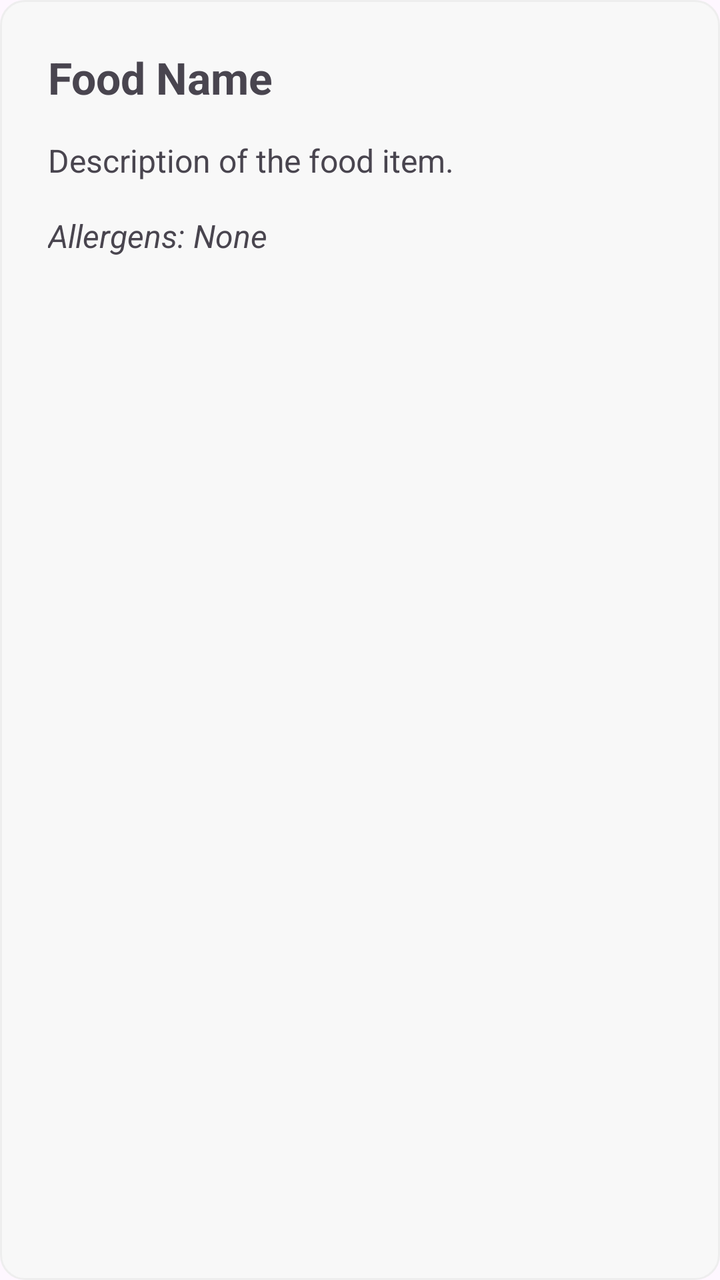
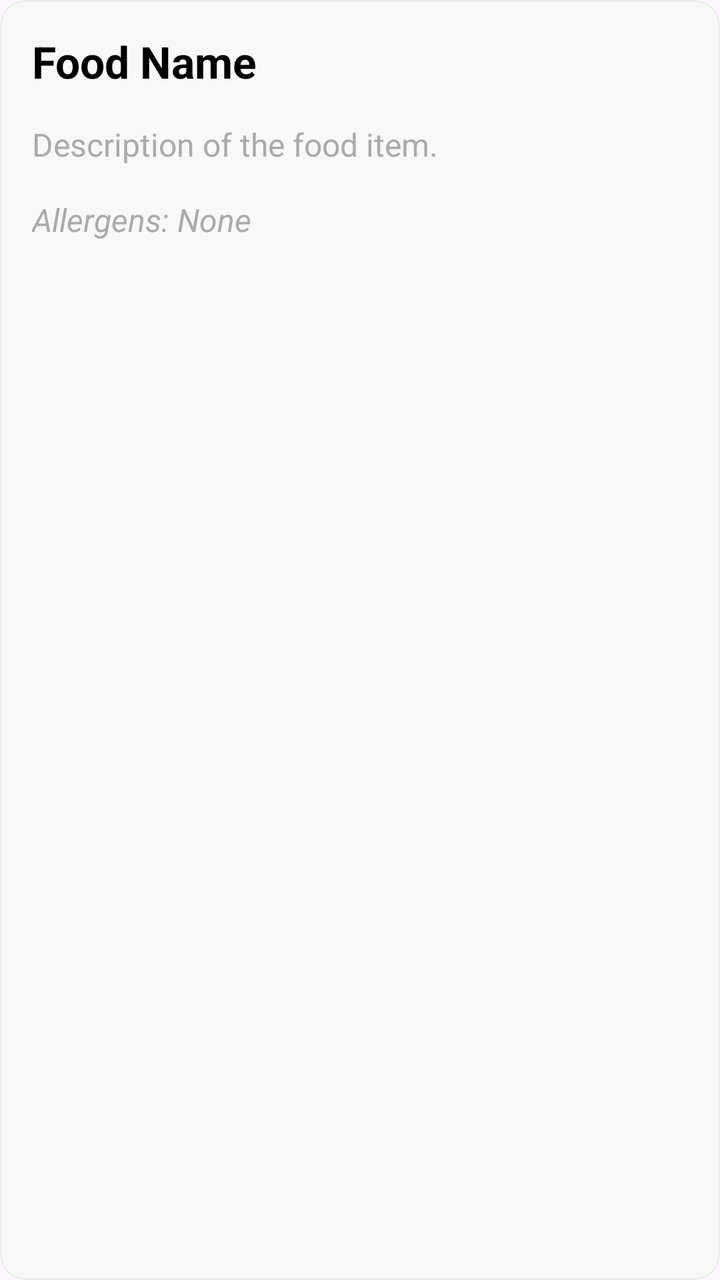

Compare the two renders of this Android layout. The source of the first and the diff that turns it into the second are given below.
<!-- AndroidManifest.xml: application theme Theme.FoodSafe -->
<!-- res/layout/dialog_food_details.xml -->
<?xml version="1.0" encoding="utf-8"?>
<LinearLayout xmlns:android="http://schemas.android.com/apk/res/android"
    android:layout_width="match_parent"
    android:layout_height="wrap_content"
    android:orientation="vertical"
    android:padding="24dp"
    android:background="@drawable/rounded_card_background">

    <TextView
        android:id="@+id/tv_food_detail_name"
        android:layout_width="wrap_content"
        android:layout_height="wrap_content"
        android:text="Food Name"
        android:textSize="22sp"
        android:textStyle="bold" />

    <TextView
        android:id="@+id/tv_food_detail_description"
        android:layout_width="wrap_content"
        android:layout_height="wrap_content"
        android:layout_marginTop="16dp"
        android:text="Description of the food item."
        android:textSize="16sp" />

    <TextView
        android:id="@+id/tv_food_detail_allergens"
        android:layout_width="wrap_content"
        android:layout_height="wrap_content"
        android:layout_marginTop="16dp"
        android:text="Allergens: None"
        android:textSize="16sp"
        android:textStyle="italic" />

</LinearLayout>
<!-- resources referenced by this layout -->
<resources>
  <!-- drawable rounded_card_background (drawable) -->
  <?xml version="1.0" encoding="utf-8"?>
  <shape xmlns:android="http://schemas.android.com/apk/res/android"
      android:shape="rectangle">
  
      <corners android:radius="12dp"/>
      <solid android:color="#F8F8F8"/> <stroke android:width="1dp" android:color="#EEEEEE"/> </shape>
  <style name="Theme.FoodSafe" parent="Theme.Material3.Light.NoActionBar">
          
          <item name="colorPrimary">@color/colorPrimary</item>
          <item name="colorPrimaryVariant">@color/colorPrimaryDark</item>
          <item name="colorOnPrimary">@color/colorOnPrimary</item>
  
          <item name="colorSecondary">@color/colorSecondary</item>
          <item name="colorSecondaryVariant">@color/colorAccent</item>
          <item name="colorOnSecondary">@color/colorOnSecondary</item>
  
          <item name="android:statusBarColor">?attr/colorPrimaryDark</item>
  
      </style>
  <color name="colorPrimary">#87C558</color>
  <color name="colorPrimaryDark">#388E3C</color>
  <color name="colorOnPrimary">#FFFFFF</color>
  <color name="colorSecondary">#4CAF50</color>
  <color name="colorAccent">#FFC107</color>
  <color name="colorOnSecondary">#FFFFFF</color>
</resources>

<!-- the commit's change to res/layout/dialog_food_details.xml (unified diff, before → after) -->
@@ -1,34 +1,43 @@
 <?xml version="1.0" encoding="utf-8"?>
-<LinearLayout xmlns:android="http://schemas.android.com/apk/res/android"
+<RelativeLayout xmlns:android="http://schemas.android.com/apk/res/android"
     android:layout_width="match_parent"
     android:layout_height="wrap_content"
-    android:orientation="vertical"
-    android:padding="24dp"
-    android:background="@drawable/rounded_card_background">
+    android:background="@drawable/rounded_card_background"
+    android:padding="16dp">
 
-    <TextView
-        android:id="@+id/tv_food_detail_name"
-        android:layout_width="wrap_content"
+    <LinearLayout
+        android:layout_width="match_parent"
         android:layout_height="wrap_content"
-        android:text="Food Name"
-        android:textSize="22sp"
-        android:textStyle="bold" />
+        android:orientation="vertical">
 
-    <TextView
-        android:id="@+id/tv_food_detail_description"
-        android:layout_width="wrap_content"
-        android:layout_height="wrap_content"
-        android:layout_marginTop="16dp"
-        android:text="Description of the food item."
-        android:textSize="16sp" />
+        <TextView
+            android:id="@+id/tv_food_detail_name"
+            android:layout_width="wrap_content"
+            android:layout_height="wrap_content"
+            android:text="Food Name"
+            android:textSize="22sp"
+            android:textStyle="bold"
+            android:textColor="@android:color/black" />
 
-    <TextView
-        android:id="@+id/tv_food_detail_allergens"
-        android:layout_width="wrap_content"
-        android:layout_height="wrap_content"
-        android:layout_marginTop="16dp"
-        android:text="Allergens: None"
-        android:textSize="16sp"
-        android:textStyle="italic" />
+        <TextView
+            android:id="@+id/tv_food_detail_description"
+            android:layout_width="wrap_content"
+            android:layout_height="wrap_content"
+            android:layout_marginTop="16dp"
+            android:text="Description of the food item."
+            android:textSize="16sp"
+            android:textColor="@android:color/darker_gray" />
 
-</LinearLayout>
+        <TextView
+            android:id="@+id/tv_food_detail_allergens"
+            android:layout_width="wrap_content"
+            android:layout_height="wrap_content"
+            android:layout_marginTop="16dp"
+            android:text="Allergens: None"
+            android:textSize="16sp"
+            android:textStyle="italic"
+            android:textColor="@android:color/darker_gray" />
+
+    </LinearLayout>
+
+</RelativeLayout>
